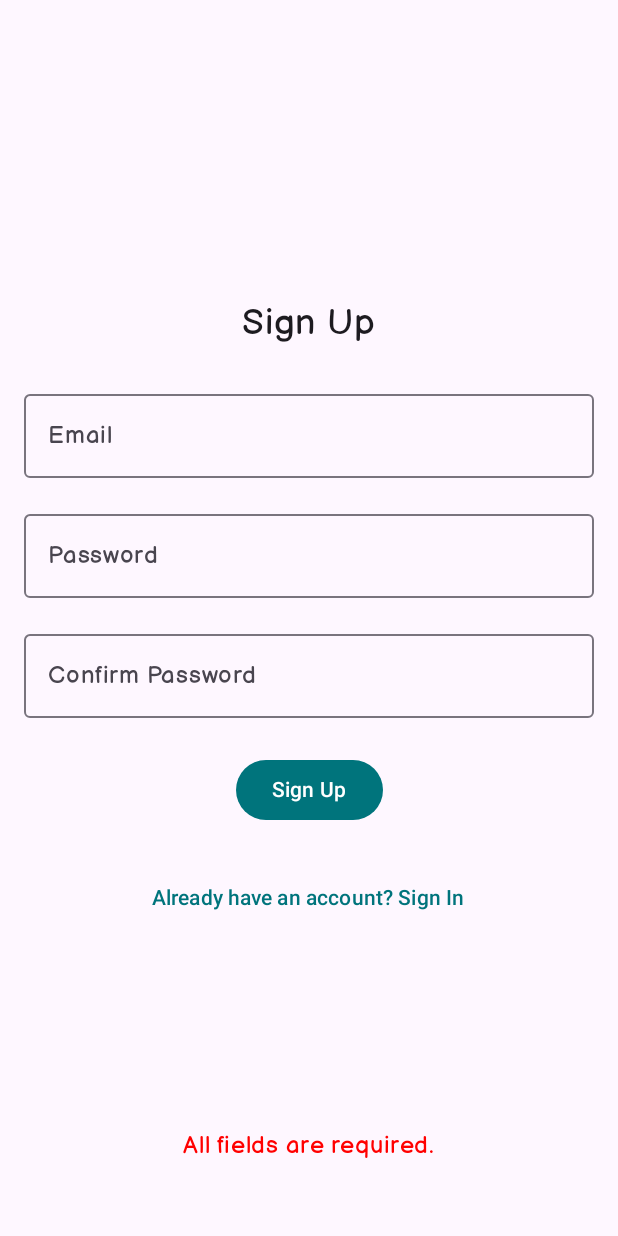
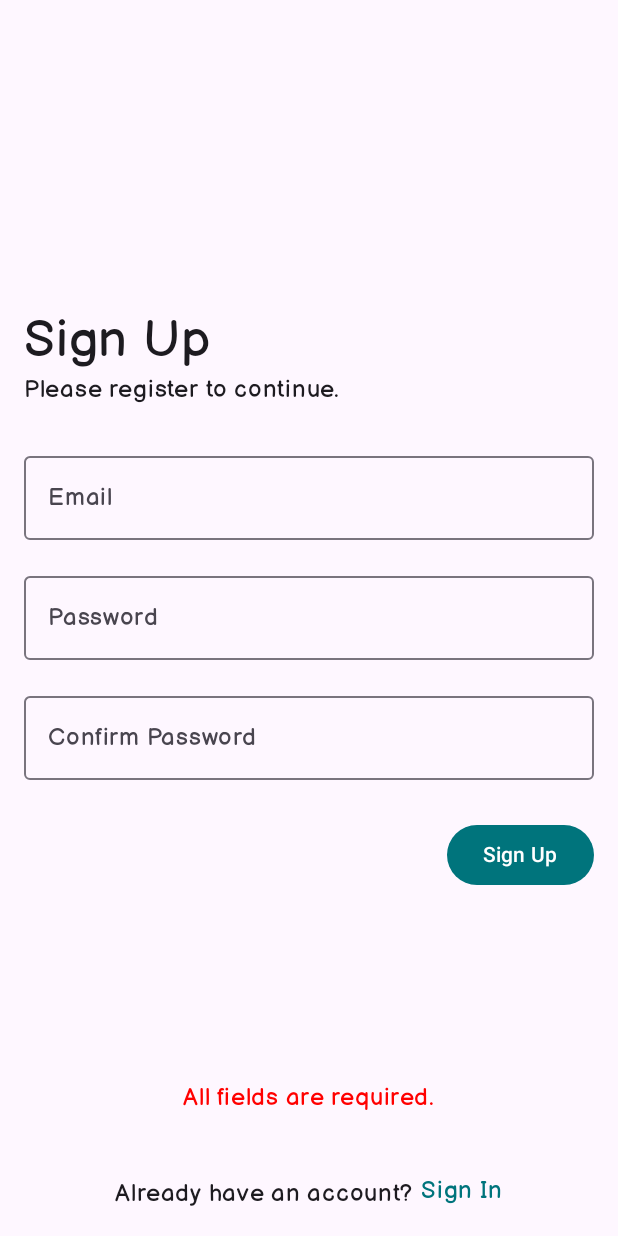
Before and after one commit to Stuhren/Medlemma, an Android app built with Jetpack Compose: the SignUpScreen screen opened through its navigation route, after a tap on "Sign Up", on a phone screen of 412 x 824 dp. Run offline under Robolectric (Android 15) with nearby library versions, the phone set to English and light mode, and no system bars; our stand-ins replace Firebase (no records; nobody signed in at launch, a user with empty details on screens opened directly), livedata-compose.

Commit message:
Design changes.

```diff
--- a/app/src/main/java/com/example/medlemma/View/SignInScreen.kt
+++ b/app/src/main/java/com/example/medlemma/View/SignInScreen.kt
@@ -1,54 +1,44 @@
 package com.example.medlemma.View
 
-import androidx.compose.foundation.layout.Arrangement
-import androidx.compose.foundation.layout.Box
-import androidx.compose.foundation.layout.Column
-import androidx.compose.foundation.layout.Spacer
-import androidx.compose.foundation.layout.fillMaxSize
-import androidx.compose.foundation.layout.fillMaxWidth
-import androidx.compose.foundation.layout.height
-import androidx.compose.foundation.layout.padding
+import androidx.compose.foundation.layout.*
+import androidx.compose.foundation.text.ClickableText
 import androidx.compose.foundation.text.KeyboardActions
 import androidx.compose.foundation.text.KeyboardOptions
-import androidx.compose.material3.Button
-import androidx.compose.material3.ExperimentalMaterial3Api
-import androidx.compose.material3.OutlinedTextField
-import androidx.compose.material3.Text
-import androidx.compose.material3.TextButton
-import androidx.compose.runtime.Composable
-import androidx.compose.runtime.getValue
+import androidx.compose.material3.*
+import androidx.compose.runtime.*
 import androidx.compose.runtime.livedata.observeAsState
-import androidx.compose.runtime.mutableStateOf
 import androidx.compose.runtime.saveable.rememberSaveable
-import androidx.compose.ui.Alignment
-import androidx.compose.ui.ExperimentalComposeUiApi
-import androidx.compose.ui.Modifier
+import androidx.compose.ui.*
 import androidx.compose.ui.graphics.Color
 import androidx.compose.ui.platform.LocalContext
 import androidx.compose.ui.platform.LocalSoftwareKeyboardController
+import androidx.compose.ui.text.AnnotatedString
 import androidx.compose.ui.text.input.ImeAction
 import androidx.compose.ui.text.input.PasswordVisualTransformation
 import androidx.compose.ui.unit.dp
 import androidx.compose.ui.unit.sp
 import androidx.navigation.NavController
 import com.example.medlemma.ViewModel.SigninViewModel
+import com.example.medlemma.ui.theme.Blue
 
 @OptIn(ExperimentalComposeUiApi::class, ExperimentalMaterial3Api::class)
 @Composable
-fun SignInScreen(navController: NavController, viewModel: SigninViewModel, signUpAction: (email: String, pass: String) -> Unit) {
-    val context = LocalContext.current
-
-    // Retrieves the login error message from the SigninViewModel
+fun SignInScreen(navController: NavController, viewModel: SigninViewModel, signInAction: (email: String, pass: String) -> Unit) {
+    val keyboardController = LocalSoftwareKeyboardController.current
     val errorMessage by viewModel.errorMessage.observeAsState()
 
+    Box(
+        modifier = Modifier
+            .fillMaxSize()
+            .padding(16.dp)
+    ) {
         Column(
-        modifier = Modifier.fillMaxSize().padding(16.dp),
+            modifier = Modifier.fillMaxSize(),
             verticalArrangement = Arrangement.Center,
             horizontalAlignment = Alignment.CenterHorizontally
         ) {
-        val keyboardController = LocalSoftwareKeyboardController.current
-
-        Text(text = "Sign in", fontSize = 24.sp, modifier = Modifier.align(Alignment.CenterHorizontally))
+            Text(text = "Login", fontSize = 34.sp, modifier = Modifier.align(Alignment.Start))
+            Text(text = "Please sign in to continue.", fontSize = 16.sp, modifier = Modifier.align(Alignment.Start))
             Spacer(modifier = Modifier.height(24.dp))
 
             val emailState = rememberSaveable { mutableStateOf("") }
@@ -73,35 +63,50 @@ fun SignInScreen(navController: NavController, viewModel: SigninViewModel, signU
                 keyboardActions = KeyboardActions(onNext = { keyboardController?.hide() }),
                 visualTransformation = PasswordVisualTransformation()
             )
-        Spacer(modifier = Modifier.height(16.dp))
+            Spacer(modifier = Modifier.height(26.dp))
 
-
-        Button(onClick = {
-            signUpAction(emailState.value, passwordState.value)
+            Button(modifier = Modifier.align(Alignment.End), onClick = {
+                signInAction(emailState.value, passwordState.value)
             }) {
-            Text("Sign Up")
+                Text("LOGIN")
             }
 
             Spacer(modifier = Modifier.height(24.dp))
-        TextButton(onClick = {
-            navController.navigate("signUp") // assuming this is the route name for SignIn screen
-        }) {
-            Text("Dont have an account? Sign up")
-        }
+
         }
 
         Box(
-        modifier = Modifier
-            .fillMaxSize()
-            .padding(bottom = 40.dp), // Fills the entire available space
-        contentAlignment = Alignment.BottomCenter// Aligns content inside the box to the bottom
-    ){
+            modifier = Modifier.fillMaxSize()
+        ) {
+            Row(
+                modifier = Modifier.align(Alignment.BottomCenter),
+                horizontalArrangement = Arrangement.Center
+            ) {
+                Text("Don't have an account? ")
+
+                val signUpText = "Sign up"
+                val signUpString = AnnotatedString(signUpText)
+
+                ClickableText(
+                    text = signUpString,
+                    style = MaterialTheme.typography.bodyLarge.copy(color = Blue),
+                    onClick = {
+                        navController.navigate("signUp")
+                    }
+                )
+            }
+
             if (!errorMessage.isNullOrEmpty()) {
                 Text(
                     text = errorMessage ?: "",
                     color = Color.Red,
-                modifier = Modifier.padding(8.dp)
+                    modifier = Modifier
+                        .align(Alignment.BottomCenter)
+                        .padding(8.dp)
+                        .padding(bottom = 56.dp) // Ensure this is above the "Sign up" text.
                 )
             }
         }
+
     }
+}
--- a/app/src/main/java/com/example/medlemma/View/SignUpScreen.kt
+++ b/app/src/main/java/com/example/medlemma/View/SignUpScreen.kt
@@ -3,15 +3,18 @@ package com.example.medlemma.View
 import androidx.compose.foundation.layout.Arrangement
 import androidx.compose.foundation.layout.Box
 import androidx.compose.foundation.layout.Column
+import androidx.compose.foundation.layout.Row
 import androidx.compose.foundation.layout.Spacer
 import androidx.compose.foundation.layout.fillMaxSize
 import androidx.compose.foundation.layout.fillMaxWidth
 import androidx.compose.foundation.layout.height
 import androidx.compose.foundation.layout.padding
+import androidx.compose.foundation.text.ClickableText
 import androidx.compose.foundation.text.KeyboardActions
 import androidx.compose.foundation.text.KeyboardOptions
 import androidx.compose.material3.Button
 import androidx.compose.material3.ExperimentalMaterial3Api
+import androidx.compose.material3.MaterialTheme
 import androidx.compose.material3.OutlinedTextField
 import androidx.compose.material3.Text
 import androidx.compose.material3.TextButton
@@ -26,30 +29,33 @@ import androidx.compose.ui.Modifier
 import androidx.compose.ui.graphics.Color
 import androidx.compose.ui.platform.LocalContext
 import androidx.compose.ui.platform.LocalSoftwareKeyboardController
+import androidx.compose.ui.text.AnnotatedString
 import androidx.compose.ui.text.input.ImeAction
 import androidx.compose.ui.text.input.PasswordVisualTransformation
 import androidx.compose.ui.unit.dp
 import androidx.compose.ui.unit.sp
 import androidx.navigation.NavController
 import com.example.medlemma.ViewModel.SignupViewModel
+import com.example.medlemma.ui.theme.Blue
 
 @OptIn(ExperimentalComposeUiApi::class, ExperimentalMaterial3Api::class)
 @Composable
 fun SignUpScreen(navController: NavController, viewModel: SignupViewModel, signUpAction: (email: String, pass: String, confirmPass: String) -> Unit) {
-    val context = LocalContext.current
-    // Observe the signup error message
+    val keyboardController = LocalSoftwareKeyboardController.current
     val errorMessage by viewModel.signupErrorMessage.observeAsState()
 
-    Column(
+    Box(
         modifier = Modifier
             .fillMaxSize()
-            .padding(16.dp),
+            .padding(16.dp)
+    ) {
+        Column(
+            modifier = Modifier.fillMaxSize(),
             verticalArrangement = Arrangement.Center,
             horizontalAlignment = Alignment.CenterHorizontally
         ) {
-        val keyboardController = LocalSoftwareKeyboardController.current
-
-        Text(text = "Sign Up", fontSize = 24.sp, modifier = Modifier.align(Alignment.CenterHorizontally))
+            Text(text = "Sign Up", fontSize = 34.sp, modifier = Modifier.align(Alignment.Start))
+            Text(text = "Please register to continue.", fontSize = 16.sp, modifier = Modifier.align(Alignment.Start))
             Spacer(modifier = Modifier.height(24.dp))
 
             val emailState = rememberSaveable { mutableStateOf("") }
@@ -82,38 +88,53 @@ fun SignUpScreen(navController: NavController, viewModel: SignupViewModel, signU
                 onValueChange = { confirmPassState.value = it },
                 label = { Text("Confirm Password") },
                 modifier = Modifier.fillMaxWidth(),
-            keyboardOptions = KeyboardOptions.Default.copy(imeAction = ImeAction.Done),
-            keyboardActions = KeyboardActions(onDone = { keyboardController?.hide() }),
+                keyboardOptions = KeyboardOptions.Default.copy(imeAction = ImeAction.Next),
+                keyboardActions = KeyboardActions(onNext = { keyboardController?.hide() }),
                 visualTransformation = PasswordVisualTransformation()
             )
-        Spacer(modifier = Modifier.height(24.dp))
+            Spacer(modifier = Modifier.height(26.dp))
 
-        Button(onClick = {
+            Button(modifier = Modifier.align(Alignment.End), onClick = {
                 signUpAction(emailState.value, passwordState.value, confirmPassState.value)
             }) {
                 Text("Sign Up")
             }
 
+            Spacer(modifier = Modifier.height(24.dp))
+        }
 
-        Spacer(modifier = Modifier.height(24.dp))
-        TextButton(onClick = {
-            navController.navigate("signIn") // assuming this is the route name for SignIn screen
-        }) {
-            Text("Already have an account? Sign In")
+        Box(
+            modifier = Modifier.fillMaxSize()
+        ) {
+            Row(
+                modifier = Modifier.align(Alignment.BottomCenter),
+                horizontalArrangement = Arrangement.Center
+            ) {
+                Text("Already have an account? ")
+
+                val signInText = "Sign In"
+                val signInString = AnnotatedString(signInText)
+
+                ClickableText(
+                    text = signInString,
+                    style = MaterialTheme.typography.bodyLarge.copy(color = Blue),
+                    onClick = {
+                        navController.navigate("signIn")
                     }
+                )
             }
-    Box(
-        modifier = Modifier
-            .fillMaxSize()
-            .padding(bottom = 40.dp), // Fills the entire available space
-        contentAlignment = Alignment.BottomCenter// Aligns content inside the box to the bottom
-    ){
+
             if (!errorMessage.isNullOrEmpty()) {
                 Text(
                     text = errorMessage ?: "",
                     color = Color.Red,
-                modifier = Modifier.padding(8.dp)
+                    modifier = Modifier
+                        .align(Alignment.BottomCenter)
+                        .padding(8.dp)
+                        .padding(bottom = 56.dp) // Ensure this is above the "Sign In" text.
                 )
             }
         }
+
     }
+}
```
Lines whose indentation alone changed are shown as unchanged.
